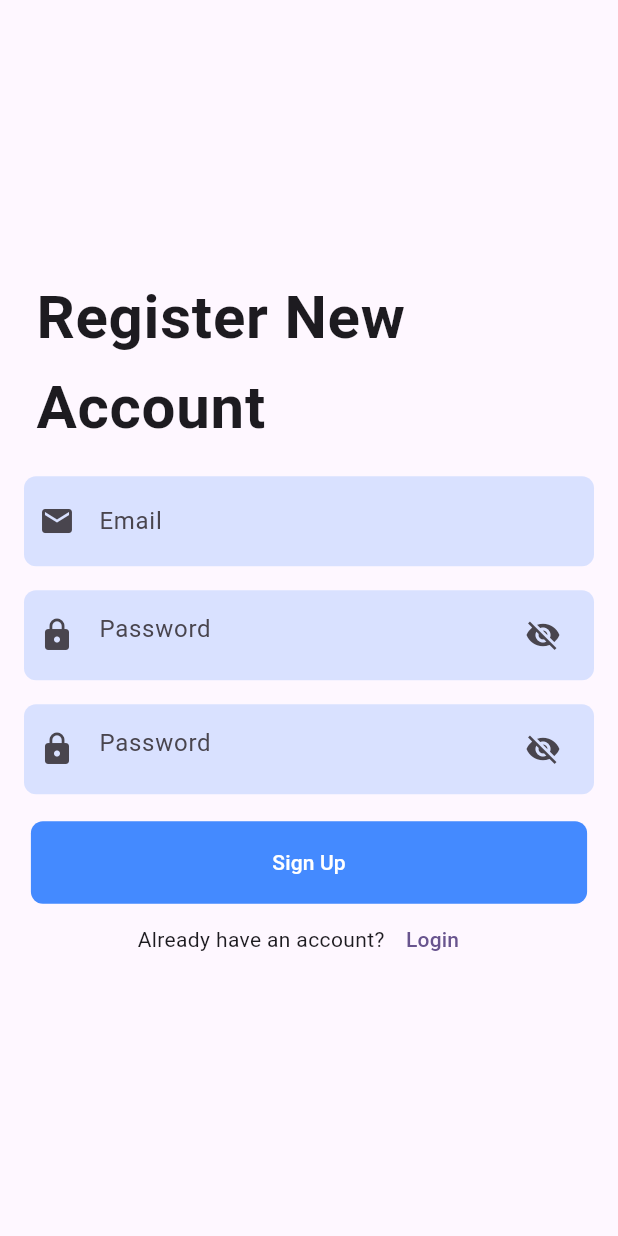
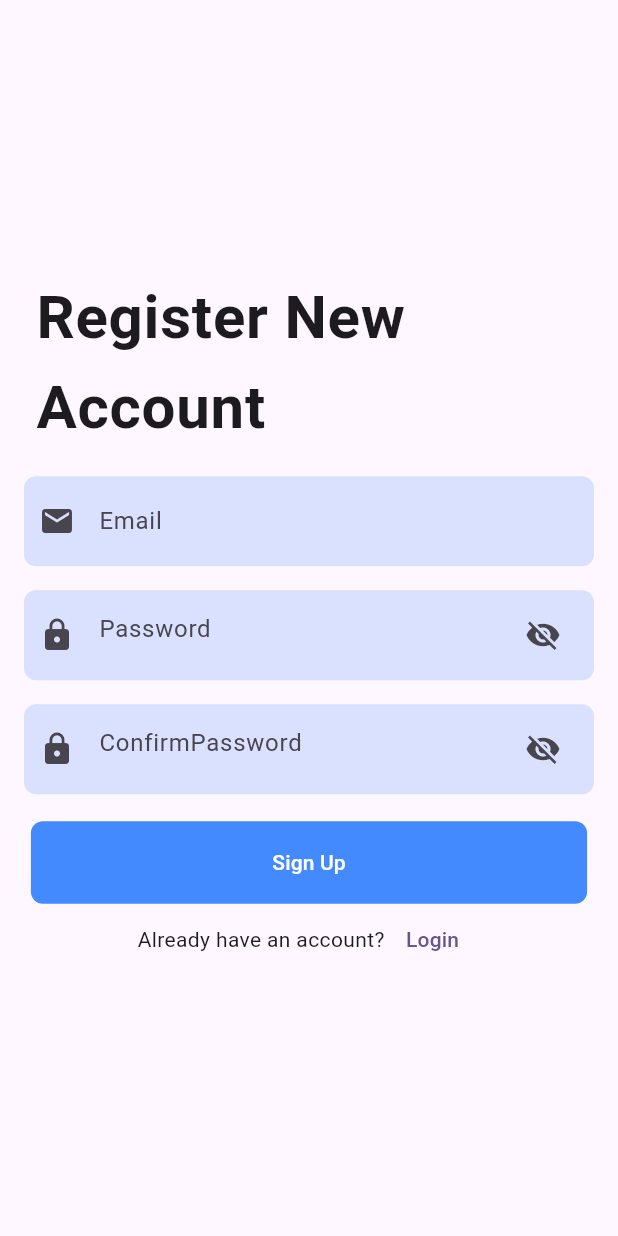
Before and after one commit to hoangtv04/expense_jars_app, a Flutter app: the Signup screen opened directly, on a phone screen of 412 x 824 dp. Run offline on Flutter 3.47's test engine with Material 3 defaults, Android fonts, the phone set to English and light mode, and no system bars; our stand-ins replace sqflite, sqflite_common_ffi; accounts and stored records are empty.

Commit message:
fix password

```diff
--- a/lib/Authentication/signup.dart
+++ b/lib/Authentication/signup.dart
@@ -129,7 +129,7 @@ class _SignupState extends State<Signup> {
                       decoration: InputDecoration(
                         icon: Icon(Icons.lock),
                         border: InputBorder.none,
-                        hintText: "Password",
+                        hintText: "ConfirmPassword",
                         suffixIcon: IconButton(
                           onPressed: () {
                             setState(() {
```
